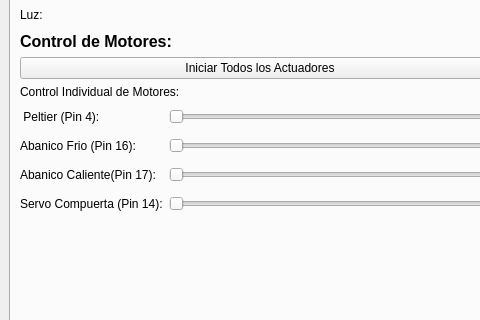
Old version of the form mainwindow.ui in the repository cybershibo/GUI-Germini; both pictures show x 0 to 480 and y 224 to 544 of the 1006 by 700 pixel window.
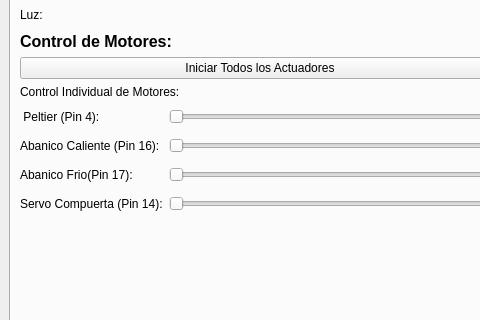
New version of the form.

Diff of the .ui file:
```diff
--- a/mainwindow.ui
+++ b/mainwindow.ui
@@ -452,7 +452,7 @@
           <item row="1" column="0">
            <widget class="QLabel" name="labelMotor2">
             <property name="text">
-             <string>Abanico Frio (Pin 16):</string>
+             <string>Abanico Caliente (Pin 16):</string>
             </property>
            </widget>
           </item>
@@ -498,7 +498,7 @@
           <item row="2" column="0">
            <widget class="QLabel" name="labelMotor3">
             <property name="text">
-             <string>Abanico Caliente(Pin 17):</string>
+             <string>Abanico Frio(Pin 17):</string>
             </property>
            </widget>
           </item>
```
Lines whose indentation alone changed are shown as unchanged.
